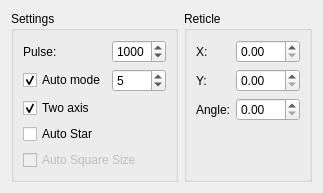
First picture: the form in kstars/ekos/guide/opscalibration.ui, repository KDE/kstars, before the edit.
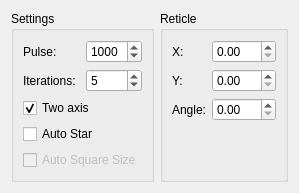
Second picture: the form after the edit.

What changed in the file:
```diff
--- a/kstars/ekos/guide/opscalibration.ui
+++ b/kstars/ekos/guide/opscalibration.ui
@@ -6,7 +6,7 @@
    <rect>
     <x>0</x>
     <y>0</y>
-    <width>298</width>
+    <width>273</width>
     <height>168</height>
    </rect>
   </property>
@@ -22,14 +22,27 @@
      <layout class="QVBoxLayout" name="verticalLayout">
       <item>
        <layout class="QGridLayout" name="gridLayout">
-        <item row="0" column="0">
+        <item row="0" column="1">
          <widget class="QLabel" name="l_29">
           <property name="text">
            <string>Pulse:</string>
           </property>
          </widget>
         </item>
-        <item row="0" column="1">
+        <item row="1" column="2">
+         <widget class="QSpinBox" name="kcfg_AutoModeIterations">
+          <property name="minimum">
+           <number>3</number>
+          </property>
+          <property name="maximum">
+           <number>10</number>
+          </property>
+          <property name="value">
+           <number>5</number>
+          </property>
+         </widget>
+        </item>
+        <item row="0" column="2">
          <widget class="QSpinBox" name="kcfg_CalibrationPulseDuration">
           <property name="minimum">
            <number>100</number>
@@ -45,26 +58,10 @@
           </property>
          </widget>
         </item>
-        <item row="1" column="0">
-         <widget class="QCheckBox" name="kcfg_AutoModeEnabled">
-          <property name="text">
-           <string>Auto mode</string>
-          </property>
-          <property name="checked">
-           <bool>true</bool>
-          </property>
-         </widget>
-        </item>
         <item row="1" column="1">
-         <widget class="QSpinBox" name="kcfg_AutoModeIterations">
-          <property name="minimum">
-           <number>3</number>
-          </property>
-          <property name="maximum">
-           <number>10</number>
-          </property>
-          <property name="value">
-           <number>5</number>
+         <widget class="QLabel" name="label">
+          <property name="text">
+           <string>Iterations:</string>
           </property>
          </widget>
         </item>
```
